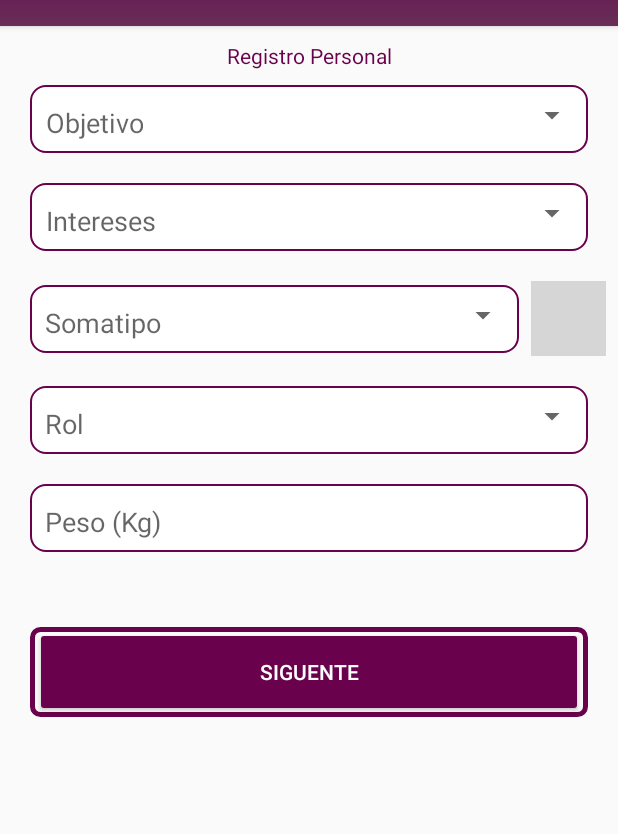
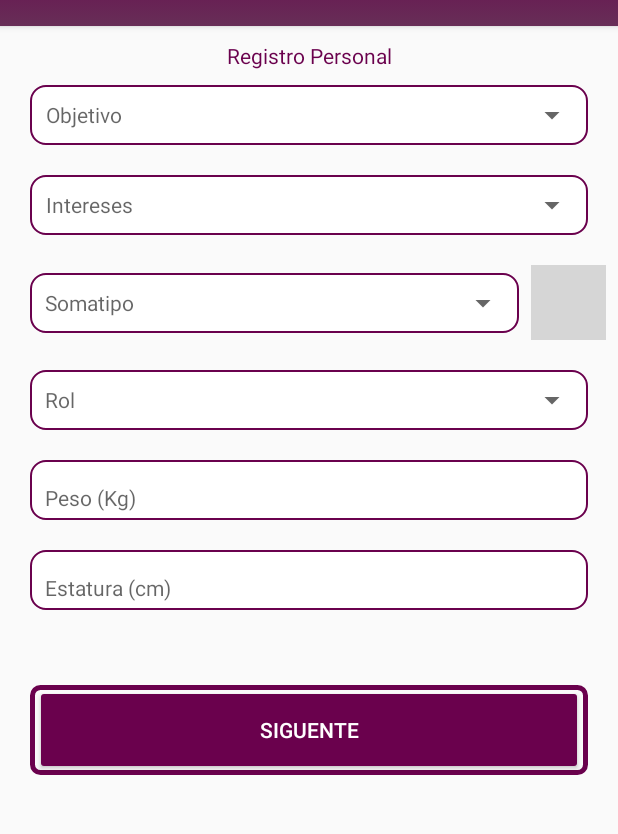
Before and after one commit to Millevire/BrLife, an Android app: the Form2Activity screen opened directly, with no data from a screen before it, on a phone screen of 412 x 824 dp, the part 64-898 px from its top. Run offline under Robolectric (Android 15) with nearby library versions, the phone set to English and light mode, and no system bars; our stand-ins replace Volley; network calls fail; grey boxes are pictures that could not be loaded.

Commit message:
*nueva clase valorRol *nuevo enum SeleccionValorRol *nueva case calculo de calorias * ueva clase usuario *llenado de objeto usuario en form1 y form2 *accion de muchoamuchos en intereses

```diff
--- a/app/src/main/java/BaseDeDatosInterna.java
+++ /dev/null
@@ -1,2 +0,0 @@
-public class BaseDeDatosInterna {
-}
--- /dev/null
+++ b/app/src/main/java/com/example/esteban/brlife/BaseDeDatosInterna.java
@@ -0,0 +1,4 @@
+package com.example.esteban.brlife;
+
+public class BaseDeDatosInterna {
+}
--- a/app/src/main/java/com/example/esteban/brlife/Form2Activity.java
+++ b/app/src/main/java/com/example/esteban/brlife/Form2Activity.java
@@ -1,24 +1,36 @@
 package com.example.esteban.brlife;
 
-import android.content.EntityIterator;
 import android.content.Intent;
 import android.support.v7.app.AppCompatActivity;
 import android.os.Bundle;
 import android.view.View;
+import android.widget.AdapterView;
 import android.widget.Button;
 import android.widget.EditText;
+import android.widget.LinearLayout;
+import android.widget.ListView;
 import android.widget.Spinner;
-import android.widget.Toast;
 
+import com.example.esteban.brlife.Adaptadores.AdapterIntereses;
 import com.example.esteban.brlife.Adaptadores.SpinAdapter;
+import com.example.esteban.brlife.Clases.MantenedorDosAtributos;
+import com.example.esteban.brlife.Clases.MantenedorTresAtributos;
+import com.example.esteban.brlife.Clases.Usuario;
 import com.example.esteban.brlife.ConeionWebServices.CargarBaseDeDatosDosAtributos;
+
+import java.util.ArrayList;
 
 public class Form2Activity extends AppCompatActivity {
   private Button btnSiguenteForm2,btnSomatipoForm2,btnBackForm2;
 
   private Spinner spObjetivoForm2,spInteresForm2,spTipoPersonaForm2,spRolForm2;
   private SpinAdapter adapterObjetivo,adapterInteres,adapterTipoPersona,adapterRol;
-  private EditText etPesoForm2;
+  private EditText etPesoForm2,etEstaturaForm2;
+  private ListView lvInteresesForm2;
+  private AdapterIntereses adaptadorIntereses;
+ int size=60;
+ int cantidadVeces=0;
+  private ArrayList <MantenedorDosAtributos> listaIntereses=new ArrayList<>();
 
     @Override
     protected void onCreate(Bundle savedInstanceState) {
@@ -36,7 +48,14 @@ public class Form2Activity extends AppCompatActivity {
         spRolForm2=(Spinner)findViewById(R.id.spRolForm2);
 
         etPesoForm2=(EditText)findViewById(R.id.etPesoForm2);
+        etEstaturaForm2=(EditText)findViewById(R.id.etEstaturaForm2);
 
+        lvInteresesForm2=(ListView)findViewById(R.id.lvInteresesForm2);
+
+
+
+        adaptadorIntereses=new AdapterIntereses(this,listaIntereses);
+        lvInteresesForm2.setAdapter(adaptadorIntereses);
 
 
 
@@ -46,10 +65,32 @@ public class Form2Activity extends AppCompatActivity {
         //Metodo llenar spinner
         llenarSpinner();
 
+
+
+
+        final Bundle bundle=getIntent().getExtras();
+
+
         btnSiguenteForm2.setOnClickListener(new View.OnClickListener() {
             @Override
             public void onClick(View v) {
-                startActivity(intent);
+
+
+                if (bundle !=null){
+                    Usuario usuario=(Usuario)bundle.getSerializable("usuario");
+
+                    //obtener id objetivo
+                    MantenedorDosAtributos objetivo=(MantenedorDosAtributos)spObjetivoForm2.getSelectedItem();
+                    usuario.setFkObjetivo(objetivo.getIdMantenedorDosAtributos());
+
+
+
+
+                    startActivity(intent);
+                }
+
+
+
             }
         });
 
@@ -64,6 +105,34 @@ public class Form2Activity extends AppCompatActivity {
             @Override
             public void onClick(View v) {
                 onBackPressed();
+            }
+        });
+
+        etPesoForm2.clearFocus();
+        etEstaturaForm2.clearFocus();
+
+
+        spInteresForm2.setOnItemSelectedListener(new AdapterView.OnItemSelectedListener() {
+            @Override
+            public void onItemSelected(AdapterView<?> parent, View view, int position, long id) {
+
+                cantidadVeces++;
+                if (cantidadVeces>1){
+                    MantenedorDosAtributos mantenedorDosAtributos=(MantenedorDosAtributos) spInteresForm2.getSelectedItem();
+
+                    size=size+120;
+                    listaIntereses.add(mantenedorDosAtributos);
+                    adaptadorIntereses.notifyDataSetChanged();
+                    lvInteresesForm2.getLayoutParams().height=size;
+
+                }
+
+
+            }
+
+            @Override
+            public void onNothingSelected(AdapterView<?> parent) {
+
             }
         });
     }
--- a/app/src/main/res/layout/activity_form2.xml
+++ b/app/src/main/res/layout/activity_form2.xml
@@ -64,14 +64,14 @@
                     android:layout_marginLeft="20dp"
                     android:layout_marginRight="20dp"
                     android:background="@drawable/input"
-                    android:orientation="horizontal">
+                    android:orientation="horizontal"
+                    android:gravity="center">
 
-                    <EditText
+                    <TextView
                         android:layout_width="wrap_content"
-                        android:layout_height="40dp"
+                        android:layout_height="wrap_content"
                         android:layout_marginLeft="10dp"
                         android:layout_marginRight="10dp"
-                        android:layout_marginTop="5dp"
                         android:background="@null"
                         android:hint="Objetivo"
                         android:textAlignment="textEnd" />
@@ -90,20 +90,26 @@
                 </LinearLayout>
 
                 <LinearLayout
+                    android:id="@+id/LinealLOinteresesForm2"
                     android:layout_width="match_parent"
                     android:layout_height="wrap_content"
                     android:layout_marginLeft="20dp"
                     android:layout_marginRight="20dp"
                     android:layout_marginTop="20dp"
                     android:background="@drawable/input"
+                    android:orientation="vertical">
+
+                    <LinearLayout
+                        android:layout_width="match_parent"
+                        android:layout_height="match_parent"
+                        android:gravity="center"
                         android:orientation="horizontal">
 
-                    <EditText
+                        <TextView
                             android:layout_width="wrap_content"
-                        android:layout_height="40dp"
+                            android:layout_height="wrap_content"
                             android:layout_marginLeft="10dp"
                             android:layout_marginRight="10dp"
-                        android:layout_marginTop="5dp"
                             android:background="@null"
                             android:hint="Intereses"
                             android:textAlignment="textEnd" />
@@ -119,6 +125,14 @@
                                 android:layout_width="match_parent"
                                 android:layout_height="40dp"></Spinner>
                         </LinearLayout>
+
+                    </LinearLayout>
+
+                    <ListView
+                        android:id="@+id/lvInteresesForm2"
+                        android:layout_width="match_parent"
+                        android:layout_height="wrap_content"
+                        android:divider="@null"></ListView>
                 </LinearLayout>
 
 
@@ -138,14 +152,14 @@
                         app:layout_constraintBottom_toBottomOf="parent"
                         app:layout_constraintEnd_toStartOf="@+id/linearLayout2"
                         app:layout_constraintStart_toStartOf="parent"
-                        app:layout_constraintTop_toTopOf="parent">
+                        app:layout_constraintTop_toTopOf="parent"
+                        android:gravity="center">
 
-                        <EditText
+                        <TextView
                             android:layout_width="wrap_content"
-                            android:layout_height="40dp"
+                            android:layout_height="wrap_content"
                             android:layout_marginLeft="10dp"
                             android:layout_marginRight="10dp"
-                            android:layout_marginTop="5dp"
                             android:background="@null"
                             android:hint="Somatipo"
                             android:textAlignment="textEnd" />
@@ -189,14 +203,14 @@
                     android:layout_marginRight="20dp"
                     android:layout_marginTop="20dp"
                     android:background="@drawable/input"
-                    android:orientation="horizontal">
+                    android:orientation="horizontal"
+                    android:gravity="center">
 
-                    <EditText
+                    <TextView
                         android:layout_width="wrap_content"
-                        android:layout_height="40dp"
+                        android:layout_height="wrap_content"
                         android:layout_marginLeft="10dp"
                         android:layout_marginRight="10dp"
-                        android:layout_marginTop="5dp"
                         android:background="@null"
                         android:hint="Rol"
                         android:textAlignment="textEnd" />
@@ -216,25 +230,48 @@
 
                 <LinearLayout
                     android:layout_width="match_parent"
-                    android:layout_height="wrap_content"
+                    android:layout_height="40dp"
                     android:layout_marginLeft="20dp"
                     android:layout_marginRight="20dp"
                     android:layout_marginTop="20dp"
-                    android:background="@drawable/input">
+                    android:background="@drawable/input"
+                    android:gravity="center">
 
                     <EditText
                         android:id="@+id/etPesoForm2"
                         android:layout_width="match_parent"
-                        android:layout_height="40dp"
+                        android:layout_height="match_parent"
                         android:layout_marginLeft="10dp"
                         android:layout_marginRight="10dp"
                         android:layout_marginTop="5dp"
                         android:background="@null"
                         android:hint="Peso (Kg)"
-                        android:inputType="number" />
+                        android:inputType="number"
+                        android:textSize="14sp" />
                 </LinearLayout>
 
 
+                <LinearLayout
+                    android:layout_width="match_parent"
+                    android:layout_height="40dp"
+                    android:layout_marginLeft="20dp"
+                    android:layout_marginRight="20dp"
+                    android:layout_marginTop="20dp"
+                    android:background="@drawable/input"
+                    android:gravity="center">
+
+                    <EditText
+                        android:id="@+id/etEstaturaForm2"
+                        android:layout_width="match_parent"
+                        android:layout_height="match_parent"
+                        android:layout_marginLeft="10dp"
+                        android:layout_marginRight="10dp"
+                        android:layout_marginTop="5dp"
+                        android:background="@null"
+                        android:hint="Estatura (cm)"
+                        android:inputType="number"
+                        android:textSize="14sp" />
+                </LinearLayout>
                 <LinearLayout
                     android:layout_width="match_parent"
                     android:layout_height="60dp"
```
Also changed, not shown: app/src/main/java/CalculoCalorias.java (added, +71 -0 lines), app/src/main/java/com/example/esteban/brlife/Adaptadores/AdapterIntereses.java (renamed from app/src/main/java/com/example/esteban/brlife/Adaptadores/AdapterMuchoMucho.java, +16 -4 lines), app/src/main/java/com/example/esteban/brlife/Clases/Usuario.java (+179 -4 lines), app/src/main/java/com/example/esteban/brlife/Clases/ValorRol.java (added, +37 -0 lines), app/src/main/java/com/example/esteban/brlife/Enum/SeleccionValorRol.java (added, +50 -0 lines), app/src/main/java/com/example/esteban/brlife/Form1Activity.java (+32 -2 lines), app/src/main/res/layout/adapter_mucho_mucho.xml (+15 -7 lines). Lines whose indentation alone changed are shown as unchanged.
